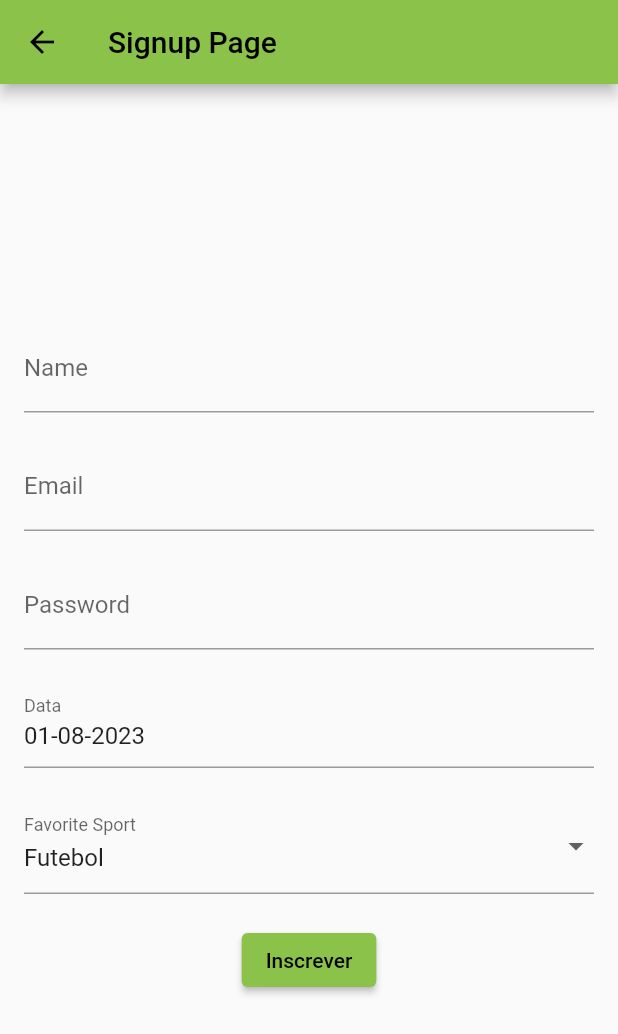
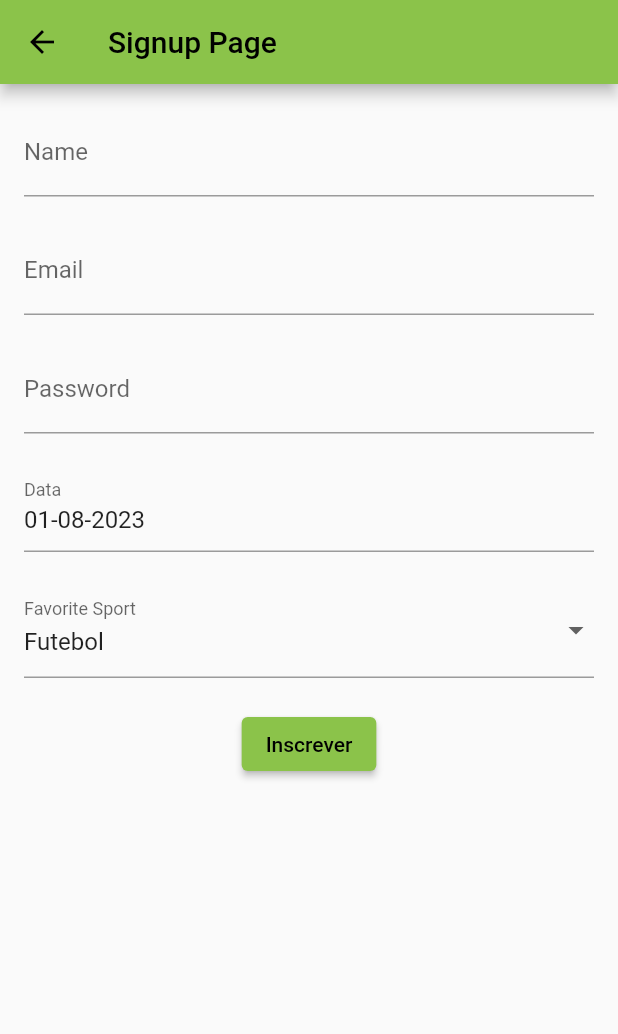
Before and after one commit to nibst/IHC, a Flutter app: the SignupPage screen opened directly, on a phone screen of 412 x 824 dp. Shown: the top 1034 px of the screen. Run offline on Flutter 3.47's test engine with Material 2 defaults, Android fonts, the phone set to English and light mode, and no system bars; our stand-ins replace google_fonts, hive, hive_flutter; accounts and stored records are empty.

Commit message:
to work on smaller phones without bugging

```diff
--- a/lib/view/home.dart
+++ b/lib/view/home.dart
@@ -11,8 +11,9 @@ class HomePage extends StatelessWidget {
         title: Text('Home'),
       ),
       body: Center(
+        child: ListView(shrinkWrap: true, children: [
+          Center(
             child: Column(
-          mainAxisAlignment: MainAxisAlignment.center,
               children: [
                 ElevatedButton(
                   onPressed: () {
@@ -50,6 +51,8 @@ class HomePage extends StatelessWidget {
               ],
             ),
           ),
+        ]),
+      ),
     );
   }
 }
--- a/lib/view/login.dart
+++ b/lib/view/login.dart
@@ -121,8 +121,9 @@ class _SignupPageState extends State<SignupPage> {
       body: Center(
         child: Padding(
           padding: const EdgeInsets.all(16.0),
+          child: ListView(children: [
+            Center(
               child: Column(
-            mainAxisAlignment: MainAxisAlignment.center,
                 children: [
                   TextFormField(
                     controller: _nameController,
@@ -177,6 +178,8 @@ class _SignupPageState extends State<SignupPage> {
                 ],
               ),
             ),
+          ]),
+        ),
       ),
     );
   }
```
Lines whose indentation alone changed are shown as unchanged.
